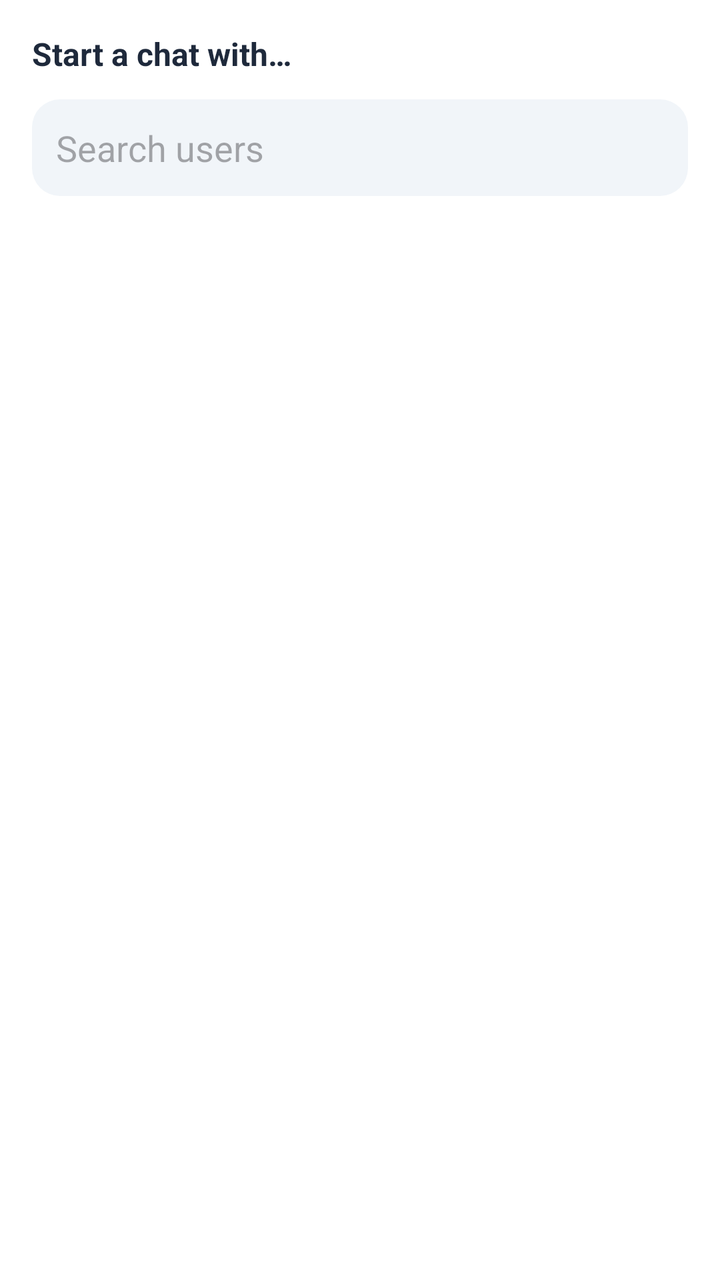
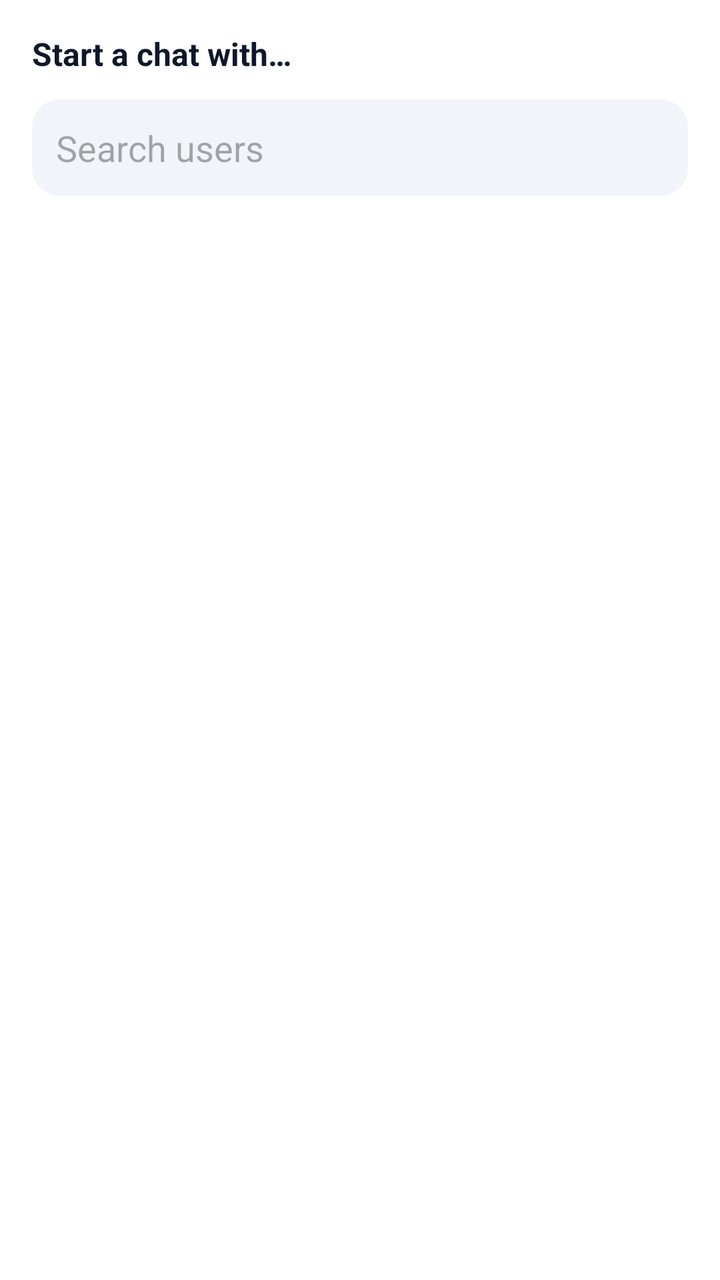

Two renders of the same Android screen: before a commit and after it. Below are the layout's source before the change and the commit's diff.
<!-- AndroidManifest.xml: application theme Theme.PackTracker -->
<!-- res/layout/dialog_user_picker.xml -->
<?xml version="1.0" encoding="utf-8"?>
<LinearLayout xmlns:android="http://schemas.android.com/apk/res/android"
    android:layout_width="match_parent"
    android:layout_height="wrap_content"
    android:background="@color/white"
    android:orientation="vertical"
    android:padding="16dp">

    <TextView
        android:layout_width="wrap_content"
        android:layout_height="wrap_content"
        android:text="Start a chat with…"
        android:textColor="@color/on_surface"
        android:textSize="16sp"
        android:textStyle="bold" />

    <EditText
        android:id="@+id/etUserSearch"
        android:layout_width="match_parent"
        android:layout_height="wrap_content"
        android:layout_marginTop="12dp"
        android:background="@drawable/bubble_input"
        android:hint="Search users"
        android:inputType="text"
        android:maxLines="1"
        android:padding="12dp" />

    <androidx.recyclerview.widget.RecyclerView
        android:id="@+id/rvUsers"
        android:layout_width="match_parent"
        android:layout_height="320dp"
        android:layout_marginTop="8dp"
        android:clipToPadding="false" />
</LinearLayout>
<!-- resources referenced by this layout -->
<resources>
  <color name="on_surface">#1E293B</color>
  <color name="white">#FFFFFF</color>
  <!-- drawable bubble_input (drawable) -->
  <?xml version="1.0" encoding="utf-8"?>
  <shape xmlns:android="http://schemas.android.com/apk/res/android"
      android:shape="rectangle">
      <solid android:color="#F1F5F9"/>
      <corners android:radius="14dp"/>
  </shape>
  <style name="Theme.PackTracker" parent="Theme.Material3.Light.NoActionBar">
          <item name="colorPrimary">@color/primary</item>
          <item name="colorOnPrimary">@color/white</item>
          <item name="colorPrimaryContainer">@color/primary_light</item>
          <item name="colorSecondary">@color/secondary</item>
          <item name="colorOnSecondary">@color/white</item>
          <item name="colorSurface">@color/surface</item>
          <item name="colorOnSurface">@color/on_surface</item>
          <item name="android:colorBackground">@color/background</item>
          <item name="colorSurfaceVariant">@color/grey_light</item>
          <item name="colorOnSurfaceVariant">@color/on_surface_variant</item>
          <item name="android:statusBarColor">@color/green_primary</item>
      </style>
  <color name="primary">#2563EB</color>
  <color name="primary_light">#EFF6FF</color>
  <color name="secondary">#10B981</color>
  <color name="surface">#FFFFFF</color>
  <color name="background">#F8FAFC</color>
  <color name="grey_light">#F1F5F9</color>
  <color name="on_surface_variant">#64748B</color>
  <color name="green_primary">#10B981</color>
</resources>

<!-- the commit's change to res/layout/dialog_user_picker.xml (unified diff, before → after) -->
@@ -2,7 +2,7 @@
 <LinearLayout xmlns:android="http://schemas.android.com/apk/res/android"
     android:layout_width="match_parent"
     android:layout_height="wrap_content"
-    android:background="@color/white"
+    android:background="@color/surface"
     android:orientation="vertical"
     android:padding="16dp">
 
@@ -11,7 +11,7 @@
         android:layout_height="wrap_content"
         android:text="Start a chat with…"
         android:textColor="@color/on_surface"
-        android:textSize="16sp"
+        android:textSize="@dimen/text_title"
         android:textStyle="bold" />
 
     <EditText
<!-- resource entries referenced after the edit -->
@@ -1,34 +1,155 @@
 <!-- resources referenced by this layout -->
 <resources>
-  <color name="on_surface">#1E293B</color>
-  <color name="white">#FFFFFF</color>
+  <color name="on_surface">@color/slate_900</color>
   <!-- drawable bubble_input (drawable) -->
   <?xml version="1.0" encoding="utf-8"?>
   <shape xmlns:android="http://schemas.android.com/apk/res/android"
       android:shape="rectangle">
-      <solid android:color="#F1F5F9"/>
+      <solid android:color="@color/surface_container"/>
       <corners android:radius="14dp"/>
   </shape>
-  <style name="Theme.PackTracker" parent="Theme.Material3.Light.NoActionBar">
+  <style name="Theme.PackTracker" parent="Theme.Material3.DayNight.NoActionBar">
+          
           <item name="colorPrimary">@color/primary</item>
-          <item name="colorOnPrimary">@color/white</item>
-          <item name="colorPrimaryContainer">@color/primary_light</item>
+          <item name="colorOnPrimary">@color/on_primary</item>
+          <item name="colorPrimaryContainer">@color/primary_container</item>
+          <item name="colorOnPrimaryContainer">@color/on_primary_container</item>
           <item name="colorSecondary">@color/secondary</item>
-          <item name="colorOnSecondary">@color/white</item>
+          <item name="colorOnSecondary">@color/on_secondary</item>
+          <item name="colorSecondaryContainer">@color/secondary_container</item>
+          <item name="colorOnSecondaryContainer">@color/on_secondary_container</item>
+          <item name="colorTertiary">@color/tertiary</item>
+          <item name="colorOnTertiary">@color/on_tertiary</item>
+          <item name="colorTertiaryContainer">@color/tertiary_container</item>
+          <item name="colorOnTertiaryContainer">@color/on_tertiary_container</item>
+  
+          
+          <item name="android:colorBackground">@color/background</item>
+          <item name="colorOnBackground">@color/on_background</item>
           <item name="colorSurface">@color/surface</item>
           <item name="colorOnSurface">@color/on_surface</item>
-          <item name="android:colorBackground">@color/background</item>
-          <item name="colorSurfaceVariant">@color/grey_light</item>
+          <item name="colorSurfaceVariant">@color/surface_variant</item>
           <item name="colorOnSurfaceVariant">@color/on_surface_variant</item>
-          <item name="android:statusBarColor">@color/green_primary</item>
+          <item name="colorSurfaceContainerLowest">@color/surface_container_lowest</item>
+          <item name="colorSurfaceContainerLow">@color/surface_container_low</item>
+          <item name="colorSurfaceContainer">@color/surface_container</item>
+          <item name="colorSurfaceContainerHigh">@color/surface_container_high</item>
+          <item name="colorSurfaceContainerHighest">@color/surface_container_highest</item>
+          <item name="colorSurfaceBright">@color/surface_bright</item>
+          <item name="colorSurfaceDim">@color/surface_dim</item>
+          <item name="colorOutline">@color/outline</item>
+          <item name="colorOutlineVariant">@color/outline_variant</item>
+          <item name="android:colorControlHighlight">@color/outline_variant</item>
+  
+          
+          <item name="colorError">@color/error</item>
+          <item name="colorOnError">@color/on_error</item>
+          <item name="colorErrorContainer">@color/error_container</item>
+          <item name="colorOnErrorContainer">@color/on_error_container</item>
+          <item name="colorControlNormal">@color/on_surface_variant</item>
+          <item name="android:windowLightStatusBar">@bool/light_status_bar</item>
+          <item name="android:statusBarColor">@color/surface</item>
+          <item name="android:navigationBarColor">@color/surface</item>
+          <item name="android:windowBackground">@drawable/bg_kraft_canvas</item>
+  
+          
+          <item name="materialCardViewStyle">@style/Widget.PackTracker.Card</item>
+          <item name="bottomSheetStyle">@style/Widget.PackTracker.BottomSheet</item>
+          <item name="toolbarStyle">@style/Widget.PackTracker.Toolbar</item>
+          <item name="bottomNavigationStyle">@style/Widget.PackTracker.BottomNavigation</item>
       </style>
-  <color name="primary">#2563EB</color>
-  <color name="primary_light">#EFF6FF</color>
-  <color name="secondary">#10B981</color>
-  <color name="surface">#FFFFFF</color>
-  <color name="background">#F8FAFC</color>
-  <color name="grey_light">#F1F5F9</color>
-  <color name="on_surface_variant">#64748B</color>
-  <color name="green_primary">#10B981</color>
+  <color name="slate_900">#FF0F172A</color>
+  <color name="surface_container">@color/slate_100</color>
+  <color name="primary">@color/emerald_700</color>
+  <color name="on_primary">#FFFFFFFF</color>
+  <color name="primary_container">@color/emerald_100</color>
+  <color name="on_primary_container">@color/emerald_900</color>
+  <color name="secondary">@color/gold_500</color>
+  <color name="on_secondary">@color/slate_900</color>
+  <color name="secondary_container">@color/gold_100</color>
+  <color name="on_secondary_container">@color/gold_700</color>
+  <color name="tertiary">@color/emerald_500</color>
+  <color name="on_tertiary">#FFFFFFFF</color>
+  <color name="tertiary_container">@color/emerald_50</color>
+  <color name="on_tertiary_container">@color/emerald_800</color>
+  <color name="surface">#FFFFFFFF</color>
+  <dimen name="text_title">16sp</dimen>
+  <color name="background">@color/kraft</color>
+  <color name="on_background">@color/slate_900</color>
+  <color name="surface_variant">@color/slate_100</color>
+  <color name="on_surface_variant">@color/slate_600</color>
+  <color name="surface_container_lowest">#FFFFFFFF</color>
+  <color name="surface_container_low">@color/slate_50</color>
+  <color name="surface_container_high">#FFE9EEF4</color>
+  <color name="surface_container_highest">#FFDDE5EC</color>
+  <color name="surface_bright">#FFFFFFFF</color>
+  <color name="surface_dim">@color/slate_200</color>
+  <color name="outline">@color/slate_400</color>
+  <color name="outline_variant">@color/slate_200</color>
+  <color name="error">#FFDC2626</color>
+  <color name="on_error">#FFFFFFFF</color>
+  <color name="error_container">#FFFEE2E2</color>
+  <color name="on_error_container">#FF7F1D1D</color>
+  <!-- drawable bg_kraft_canvas (drawable) -->
+  <?xml version="1.0" encoding="utf-8"?>
+  <bitmap xmlns:android="http://schemas.android.com/apk/res/android"
+      android:src="@drawable/bg_kraft_tile"
+      android:tileModeX="repeat"
+      android:tileModeY="repeat" />
+  <style name="Widget.PackTracker.Card" parent="Widget.Material3.CardView.Filled">
+          <item name="cardBackgroundColor">@color/surface</item>
+          <item name="strokeColor">@color/card_stroke</item>
+          <item name="strokeWidth">1dp</item>
+          <item name="cardCornerRadius">@dimen/radius_card</item>
+          <item name="cardElevation">@dimen/elevation_card</item>
+      </style>
+  <style name="Widget.PackTracker.BottomSheet" parent="Widget.Material3.BottomSheet.Modal">
+          <item name="backgroundTint">@color/surface</item>
+          <item name="shapeAppearanceOverlay">@style/ShapeAppearance.PackTracker.BottomSheet</item>
+      </style>
+  <style name="Widget.PackTracker.Toolbar" parent="Widget.Material3.Toolbar">
+          <item name="android:background">@color/surface</item>
+          <item name="titleTextAppearance">@style/TextAppearance.PackTracker.ToolbarTitle</item>
+          <item name="titleTextColor">@color/on_surface</item>
+          <item name="subtitleTextColor">@color/on_surface_variant</item>
+          <item name="navigationIconTint">@color/on_surface</item>
+      </style>
+  <style name="Widget.PackTracker.BottomNavigation" parent="Widget.Material3.BottomNavigationView">
+          <item name="android:background">@color/surface</item>
+          <item name="itemIconTint">@color/bottom_nav_color</item>
+          <item name="itemTextColor">@color/bottom_nav_color</item>
+          <item name="labelVisibilityMode">labeled</item>
+      </style>
+  <color name="slate_100">#FFF1F5F9</color>
+  <color name="emerald_700">#FF047857</color>
+  <color name="emerald_100">#FFD1FAE5</color>
+  <color name="emerald_900">#FF064E3B</color>
+  <color name="gold_500">#FFD4AF37</color>
+  <color name="gold_100">#FFFEF3C7</color>
+  <color name="gold_700">#FF856404</color>
+  <color name="emerald_500">#FF10B981</color>
+  <color name="emerald_50">#FFECFDF5</color>
+  <color name="emerald_800">#FF065F46</color>
+  <color name="kraft">#FFF1EAD9</color>
+  <color name="slate_600">#FF475569</color>
+  <color name="slate_50">#FFF8FAFC</color>
+  <color name="slate_200">#FFE2E8F0</color>
+  <color name="slate_400">#FF94A3B8</color>
+  <!-- drawable bg_kraft_tile: png bitmap (drawable-nodpi, 130 bytes) -->
+  <color name="card_stroke">@color/slate_200</color>
+  <dimen name="radius_card">16dp</dimen>
+  <dimen name="elevation_card">0dp</dimen>
+  <style name="ShapeAppearance.PackTracker.BottomSheet" parent="">
+          <item name="cornerFamily">rounded</item>
+          <item name="cornerSizeTopLeft">24dp</item>
+          <item name="cornerSizeTopRight">24dp</item>
+          <item name="cornerSizeBottomLeft">0dp</item>
+          <item name="cornerSizeBottomRight">0dp</item>
+      </style>
+  <style name="TextAppearance.PackTracker.ToolbarTitle" parent="TextAppearance.MaterialComponents.Headline6">
+          <item name="android:fontFamily">@font/archivo_black</item>
+          <item name="android:textColor">@color/on_background</item>
+          <item name="android:textSize">@dimen/text_title</item>
+      </style>
 </resources>
 
